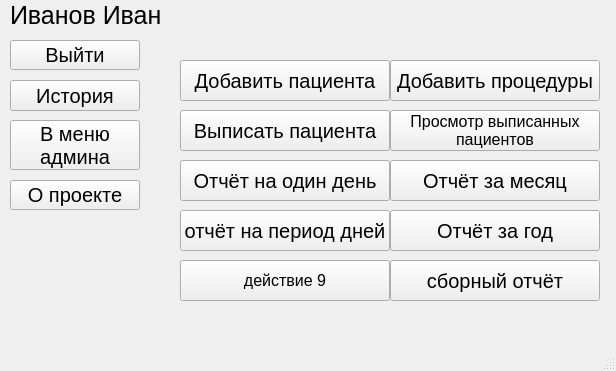
The window that data/design/form_main_menu.ui (PolkovnikovPavel/collection_lfk) describes before a commit, drawn with Qt 5.
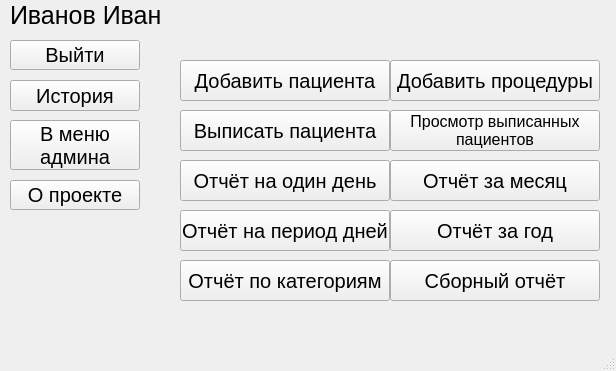
The same window after the commit.

Commit message: version 1.9 ( * исправление ошибки с отображением удалённых записей * добавлен gitignore * добавлен целый новый оточёт (отчёт по категориям) вместе с окном настроек * исправлены потенциальные баги (теперь гарантированно тип str) ------- На данный момент все кнопки в главном меню наконец-то задействованы )

The edit to the form file:
```diff
--- a/data/design/form_main_menu.ui
+++ b/data/design/form_main_menu.ui
@@ -211,7 +211,7 @@
      </font>
     </property>
     <property name="text">
-     <string>отчёт на период дней</string>
+     <string>Отчёт на период дней</string>
     </property>
    </widget>
    <widget class="QPushButton" name="report_3">
@@ -245,13 +245,13 @@
     </property>
     <property name="font">
      <font>
-      <pointsize>12</pointsize>
+      <pointsize>15</pointsize>
       <italic>false</italic>
       <kerning>true</kerning>
      </font>
     </property>
     <property name="text">
-     <string>действие 9</string>
+     <string>Отчёт по категориям</string>
     </property>
    </widget>
    <widget class="QPushButton" name="report_5">
@@ -271,7 +271,7 @@
      </font>
     </property>
     <property name="text">
-     <string>сборный отчёт</string>
+     <string>Сборный отчёт</string>
     </property>
    </widget>
    <widget class="QPushButton" name="report_2">
```
Left out of the diff: 4 changed lines with no effect on the pictures. The commit also changes 15 other files.
